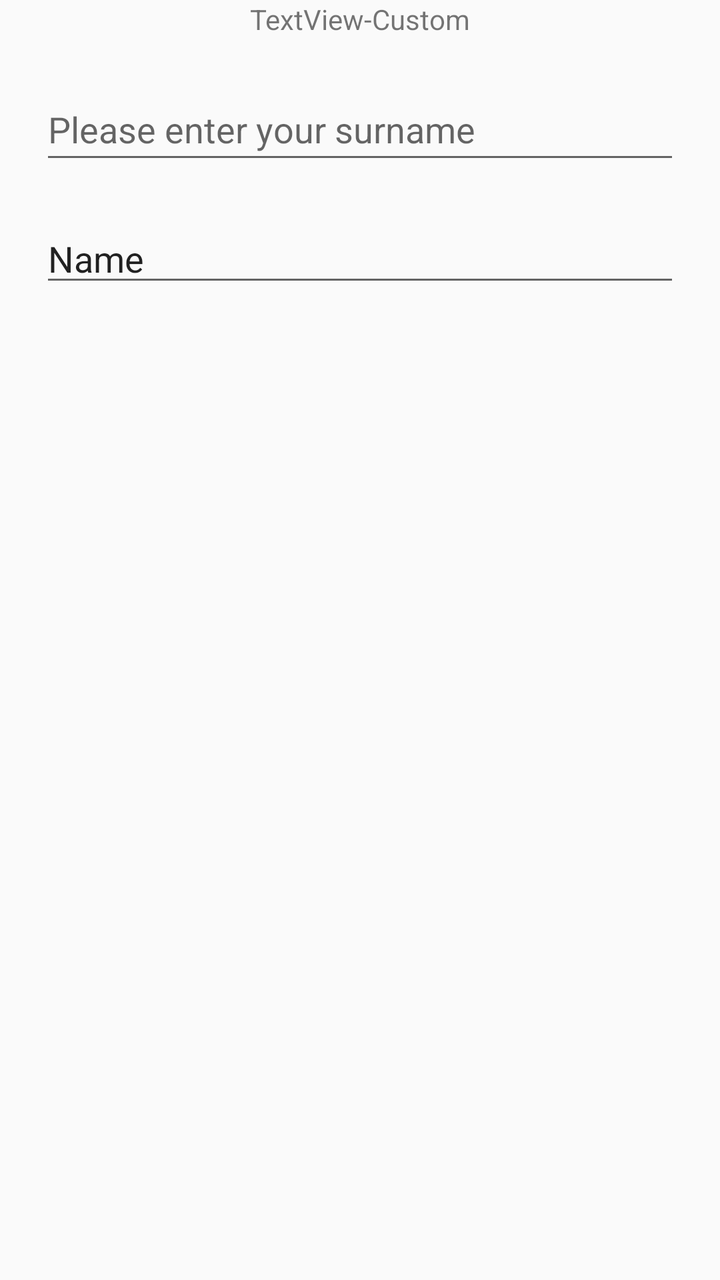
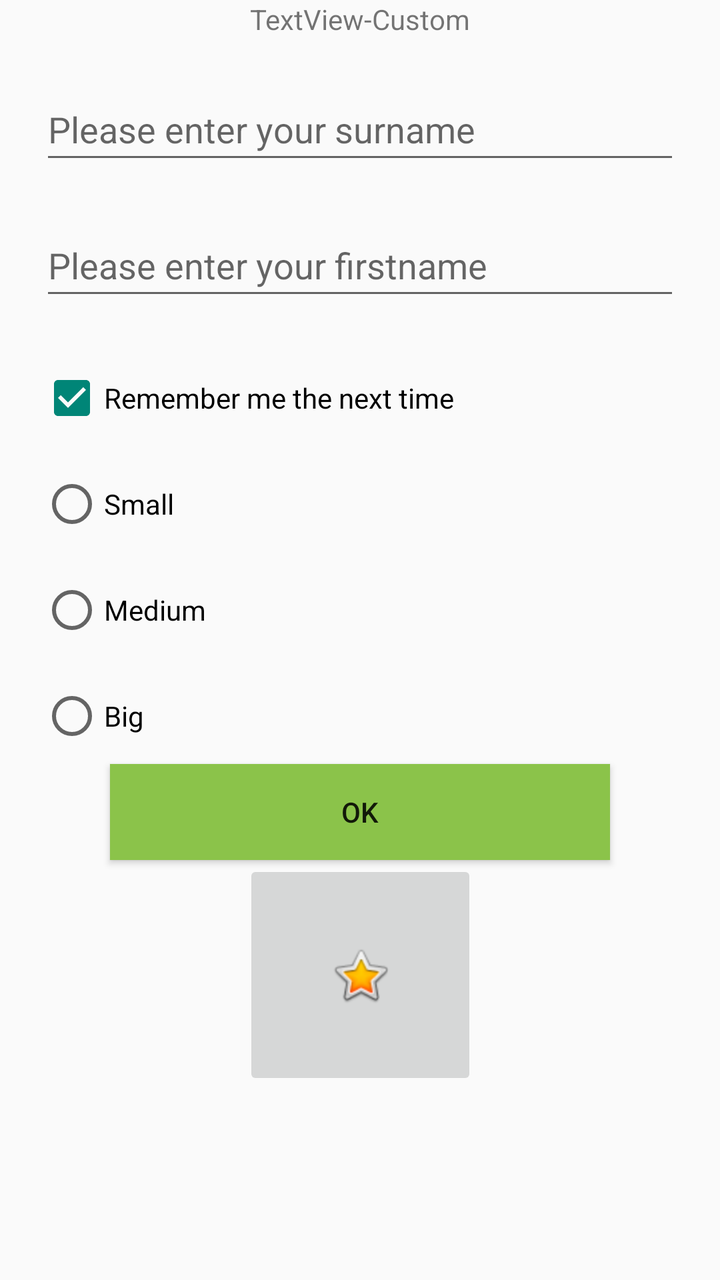

Two renders of the same Android screen: before a commit and after it. Below are the layout's source before the change and the commit's diff.
<!-- AndroidManifest.xml: activity theme Theme.KMADCourse -->
<!-- res/layout/activity_main.xml -->
<?xml version="1.0" encoding="utf-8"?>
<androidx.constraintlayout.widget.ConstraintLayout xmlns:android="http://schemas.android.com/apk/res/android"
    xmlns:tools="http://schemas.android.com/tools"
    android:layout_width="match_parent"
    android:layout_height="match_parent"
    xmlns:app="http://schemas.android.com/apk/res-auto">

    <TextView
        android:id="@+id/textView2"
        android:layout_width="wrap_content"
        android:layout_height="wrap_content"
        android:text="TextView-Custom"
        app:layout_constraintEnd_toEndOf="parent"
        app:layout_constraintStart_toStartOf="parent"
        app:layout_constraintTop_toTopOf="parent" />

    <EditText
        android:id="@+id/edit_surname"
        android:layout_width="0dp"
        android:layout_height="48dp"
        android:layout_marginStart="20dp"
        android:layout_marginTop="20dp"
        android:layout_marginEnd="20dp"
        android:ems="10"
        android:hint="Please enter your surname"
        android:inputType="text"
        app:layout_constraintEnd_toEndOf="parent"
        app:layout_constraintStart_toStartOf="parent"
        app:layout_constraintTop_toBottomOf="@+id/textView2" />

    <EditText
        android:id="@+id/edit_firstname"
        android:layout_width="0dp"
        android:layout_height="wrap_content"
        android:layout_marginStart="20dp"
        android:layout_marginTop="20dp"
        android:layout_marginEnd="20dp"
        android:ems="10"
        android:inputType="text"
        android:text="Name"
        app:layout_constraintEnd_toEndOf="parent"
        app:layout_constraintStart_toStartOf="parent"
        app:layout_constraintTop_toBottomOf="@+id/edit_surname" />

</androidx.constraintlayout.widget.ConstraintLayout>
<!-- resources referenced by this layout -->
<resources>
  <style name="Theme.KMADCourse" parent="android:Theme.Material.Light.NoActionBar" />
</resources>

<!-- the commit's change to res/layout/activity_main.xml (unified diff, before → after) -->
@@ -31,15 +31,78 @@
     <EditText
         android:id="@+id/edit_firstname"
         android:layout_width="0dp"
-        android:layout_height="wrap_content"
+        android:layout_height="48dp"
         android:layout_marginStart="20dp"
         android:layout_marginTop="20dp"
         android:layout_marginEnd="20dp"
         android:ems="10"
+        android:hint="Please enter your firstname"
         android:inputType="text"
-        android:text="Name"
+        android:rotation="0"
         app:layout_constraintEnd_toEndOf="parent"
         app:layout_constraintStart_toStartOf="parent"
         app:layout_constraintTop_toBottomOf="@+id/edit_surname" />
 
+    <CheckBox
+        android:id="@+id/ch_rem"
+        android:layout_width="wrap_content"
+        android:layout_height="48dp"
+        android:layout_marginStart="20dp"
+        android:layout_marginTop="20dp"
+        android:checked="true"
+        android:text="Remember me the next time"
+        app:layout_constraintStart_toStartOf="parent"
+        app:layout_constraintTop_toBottomOf="@+id/edit_firstname" />
+
+    <RadioGroup
+        android:id="@+id/radioGroup"
+        android:layout_width="wrap_content"
+        android:layout_height="wrap_content"
+        app:layout_constraintStart_toStartOf="parent"
+        app:layout_constraintTop_toBottomOf="@+id/ch_rem">
+
+        <RadioButton
+            android:id="@+id/rd_small"
+            android:layout_width="wrap_content"
+            android:layout_height="48dp"
+            android:layout_marginStart="20dp"
+            android:layout_marginTop="5dp"
+            android:text="Small" />
+
+        <RadioButton
+            android:id="@+id/rd_medium"
+            android:layout_width="wrap_content"
+            android:layout_height="48dp"
+            android:layout_marginStart="20dp"
+            android:layout_marginTop="5dp"
+            android:text="Medium" />
+
+        <RadioButton
+            android:id="@+id/rd_big"
+            android:layout_width="wrap_content"
+            android:layout_height="48dp"
+            android:layout_marginStart="20dp"
+            android:layout_marginTop="5dp"
+            android:text="Big" />
+    </RadioGroup>
+
+    <Button
+        android:id="@+id/btn_ok"
+        android:layout_width="250dp"
+        android:layout_height="wrap_content"
+        android:background="#8BC34A"
+        android:text="OK"
+        app:layout_constraintEnd_toEndOf="parent"
+        app:layout_constraintStart_toStartOf="parent"
+        app:layout_constraintTop_toBottomOf="@+id/radioGroup" />
+
+    <ImageButton
+        android:id="@+id/imageButton3"
+        android:layout_width="117dp"
+        android:layout_height="115dp"
+        android:src="@android:drawable/btn_star_big_on"
+        app:layout_constraintEnd_toEndOf="parent"
+        app:layout_constraintStart_toStartOf="parent"
+        app:layout_constraintTop_toBottomOf="@+id/btn_ok" />
+
 </androidx.constraintlayout.widget.ConstraintLayout>
